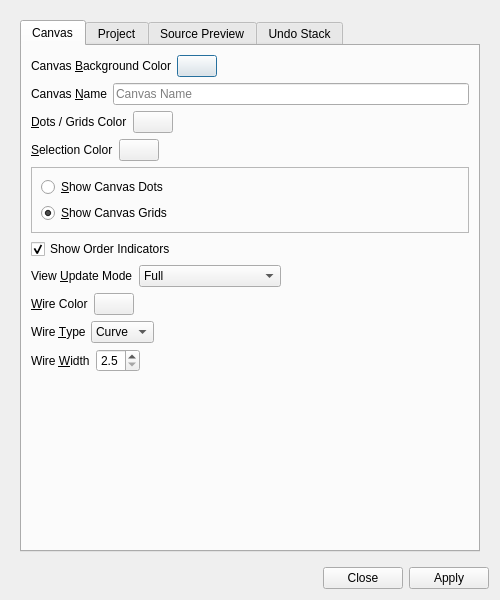
This is UI/glitch-canvas-settings.ui in textbrowser/glitch as Qt 5 draws it before an edit. The edited form follows.
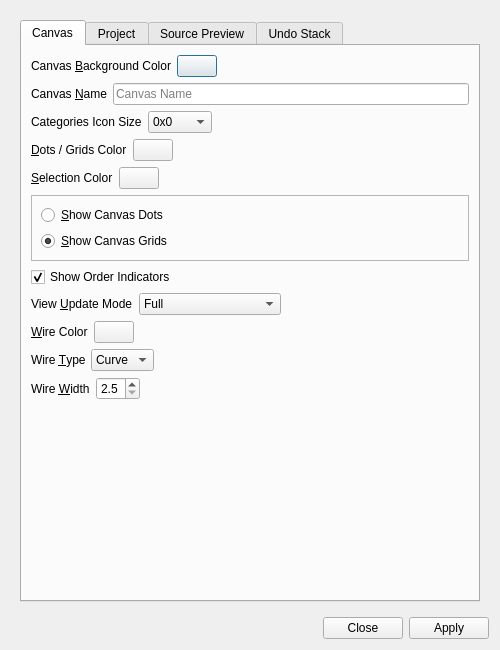
This is the edited form. Icons and pictures are not drawn.

What changed in the file:
```diff
--- a/UI/glitch-canvas-settings.ui
+++ b/UI/glitch-canvas-settings.ui
@@ -7,7 +7,7 @@
     <x>0</x>
     <y>0</y>
     <width>500</width>
-    <height>600</height>
+    <height>650</height>
    </rect>
   </property>
   <property name="windowTitle">
@@ -32,7 +32,7 @@
         <x>0</x>
         <y>0</y>
         <width>488</width>
-        <height>544</height>
+        <height>594</height>
        </rect>
       </property>
       <layout class="QVBoxLayout" name="verticalLayout_2">
@@ -107,6 +107,63 @@
              </item>
             </layout>
            </item>
+           <item>
+            <layout class="QHBoxLayout" name="horizontalLayout_12">
+             <item>
+              <widget class="QLabel" name="label_12">
+               <property name="text">
+                <string>Categories Icon Size</string>
+               </property>
+               <property name="buddy">
+                <cstring>categories_icon_size</cstring>
+               </property>
+              </widget>
+             </item>
+             <item>
+              <widget class="QComboBox" name="categories_icon_size">
+               <property name="currentIndex">
+                <number>0</number>
+               </property>
+               <property name="sizeAdjustPolicy">
+                <enum>QComboBox::AdjustToContents</enum>
+               </property>
+               <item>
+                <property name="text">
+                 <string notr="true">0x0</string>
+                </property>
+               </item>
+               <item>
+                <property name="text">
+                 <string notr="true">24x24</string>
+                </property>
+               </item>
+               <item>
+                <property name="text">
+                 <string notr="true">32x32</string>
+                </property>
+               </item>
+               <item>
+                <property name="text">
+                 <string notr="true">48x48</string>
+                </property>
+               </item>
+              </widget>
+             </item>
+             <item>
+              <spacer name="horizontalSpacer_9">
+               <property name="orientation">
+                <enum>Qt::Horizontal</enum>
+               </property>
+               <property name="sizeHint" stdset="0">
+                <size>
+                 <width>40</width>
+                 <height>20</height>
+                </size>
+               </property>
+              </spacer>
+             </item>
+            </layout>
+           </item>
            <item>
             <layout class="QHBoxLayout" name="horizontalLayout_6">
              <item>
```
Left out of the diff: 1 changed line with no effect on the pictures.
